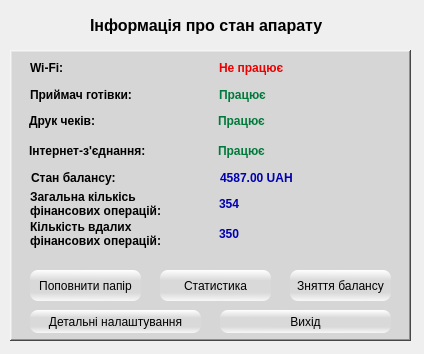
First picture: the form in dialogsupport.ui, repository Normandez/LM, before the edit.
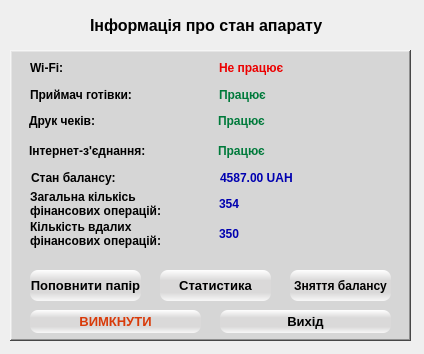
Second picture: the form after the edit.

Diff of the .ui file:
```diff
--- a/dialogsupport.ui
+++ b/dialogsupport.ui
@@ -10,6 +10,18 @@
     <height>354</height>
    </rect>
   </property>
+  <property name="minimumSize">
+   <size>
+    <width>424</width>
+    <height>354</height>
+   </size>
+  </property>
+  <property name="maximumSize">
+   <size>
+    <width>424</width>
+    <height>354</height>
+   </size>
+  </property>
   <property name="windowTitle">
    <string>Dialog</string>
   </property>
@@ -57,6 +69,15 @@
       <height>31</height>
      </rect>
     </property>
+    <property name="font">
+     <font>
+      <family>MS Shell Dlg 2</family>
+      <pointsize>10</pointsize>
+      <weight>75</weight>
+      <italic>false</italic>
+      <bold>true</bold>
+     </font>
+    </property>
     <property name="styleSheet">
      <string notr="true">QPushButton{
 background:qlineargradient(spread:reflect, x1:0.523, y1:0.534545, x2:0.528, y2:0, stop:0.367232 rgba(218, 217, 217, 255), stop:1 rgba(255, 255, 255, 255));
@@ -78,6 +99,12 @@
       <height>31</height>
      </rect>
     </property>
+    <property name="font">
+     <font>
+      <weight>75</weight>
+      <bold>true</bold>
+     </font>
+    </property>
     <property name="styleSheet">
      <string notr="true">QPushButton{
 background:qlineargradient(spread:reflect, x1:0.523, y1:0.534545, x2:0.528, y2:0, stop:0.367232 rgba(218, 217, 217, 255), stop:1 rgba(255, 255, 255, 255));
@@ -99,16 +126,24 @@
       <height>23</height>
      </rect>
     </property>
+    <property name="font">
+     <font>
+      <family>MS Shell Dlg 2</family>
+      <pointsize>10</pointsize>
+      <weight>75</weight>
+      <italic>false</italic>
+      <bold>true</bold>
+     </font>
+    </property>
     <property name="styleSheet">
      <string notr="true">QPushButton{
 background:qlineargradient(spread:reflect, x1:0.523, y1:0.534545, x2:0.528, y2:0, stop:0.367232 rgba(218, 217, 217, 255), stop:1 rgba(255, 255, 255, 255));
-font: 75 10pt &quot;MS Shell Dlg 2&quot;;
 border-radius: 8px;
-color: rgb(0, 0, 0);
+color: rgb(217, 58, 9);
 }</string>
     </property>
     <property name="text">
-     <string>Детальні налаштування</string>
+     <string>ВИМКНУТИ</string>
     </property>
    </widget>
    <widget class="QPushButton" name="pushButton_4">
@@ -120,6 +155,15 @@
       <height>31</height>
      </rect>
     </property>
+    <property name="font">
+     <font>
+      <family>MS Shell Dlg 2</family>
+      <pointsize>10</pointsize>
+      <weight>75</weight>
+      <italic>false</italic>
+      <bold>true</bold>
+     </font>
+    </property>
     <property name="styleSheet">
      <string notr="true">QPushButton{
 background:qlineargradient(spread:reflect, x1:0.523, y1:0.534545, x2:0.528, y2:0, stop:0.367232 rgba(218, 217, 217, 255), stop:1 rgba(255, 255, 255, 255));
@@ -251,6 +295,15 @@
       <height>23</height>
      </rect>
     </property>
+    <property name="font">
+     <font>
+      <family>MS Shell Dlg 2</family>
+      <pointsize>10</pointsize>
+      <weight>75</weight>
+      <italic>false</italic>
+      <bold>true</bold>
+     </font>
+    </property>
     <property name="styleSheet">
      <string notr="true">QPushButton{
 background:qlineargradient(spread:reflect, x1:0.523, y1:0.534545, x2:0.528, y2:0, stop:0.367232 rgba(218, 217, 217, 255), stop:1 rgba(255, 255, 255, 255));
```
Left out of the diff: 8 changed lines with no effect on the pictures.
